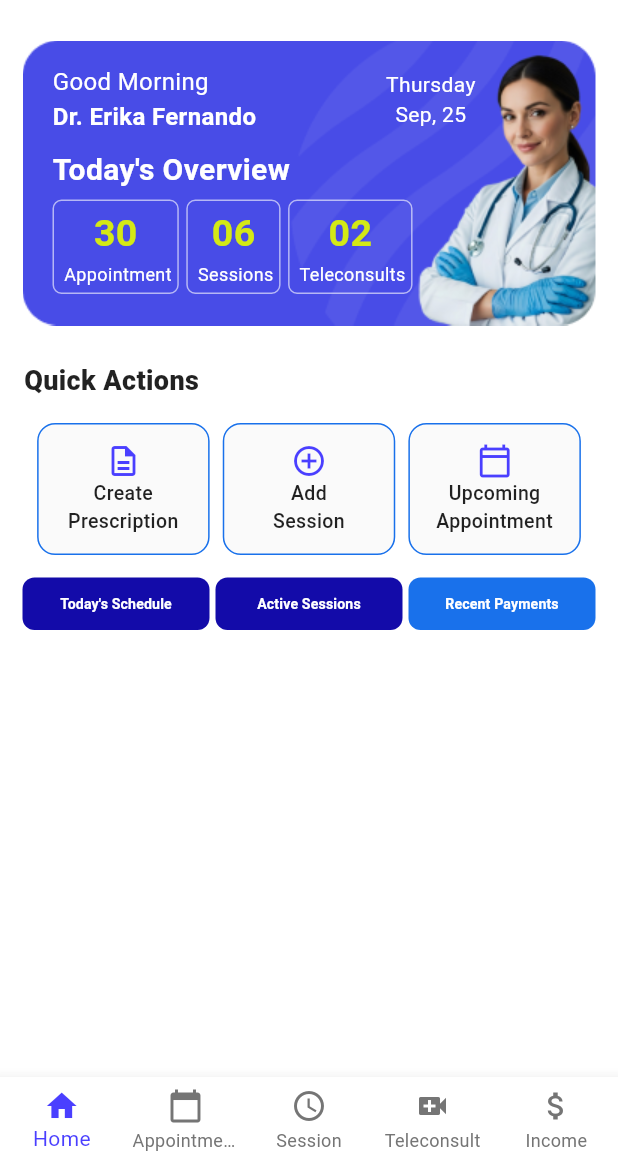
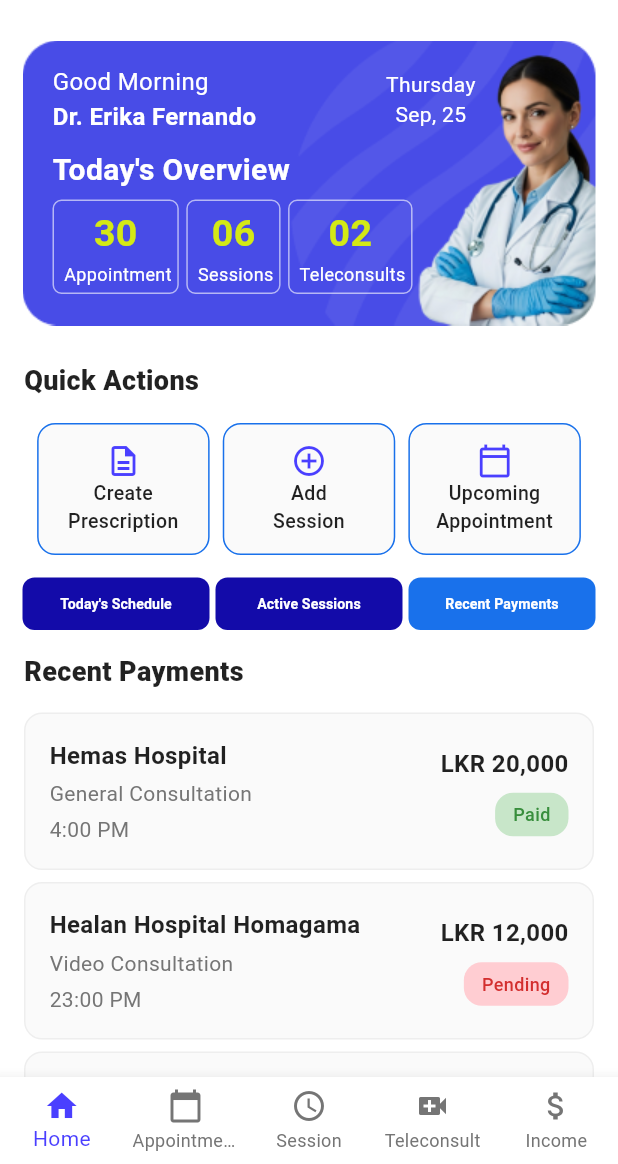
Before and after one commit to eChanneling-Revamp/Doctor-App, a Flutter app: the HomeScreen screen opened directly, after a tap on "Active Sessions", after a tap on "Recent Payments", on a phone screen of 412 x 824 dp, the part 72-1236 px from its top. Run offline on Flutter 3.47's test engine with Material 3 defaults, Android fonts, the phone set to English and light mode, and no system bars.

Commit message:
Add recent payments section to home screen
Introduced a new PaymentItem widget and integrated a 'Recent Payments' section into the home screen, conditionally displaying recent payment entries with status indicators.

```diff
--- a/doctorapp/lib/screens/home_screen.dart
+++ b/doctorapp/lib/screens/home_screen.dart
@@ -4,6 +4,7 @@ import '../widgets/home_widgets/appbar_widgets.dart';
 import '../widgets/home_widgets/doctor_overview_widgets.dart';
 import '../widgets/home_widgets/navigation_bar_widgets.dart';
 import '../widgets/home_widgets/patient_appointment_widgets.dart';
+import '../widgets/home_widgets/payment_widgets.dart';
 import '../widgets/home_widgets/quick_actions_widgets.dart';
 import '../widgets/home_widgets/schedule_buttons_widgets.dart';
 
@@ -146,6 +147,44 @@ class _HomeScreenState extends State<HomeScreen> {
                 iconColor: Colors.green,
               ),
             ],
+
+            // Recent Payments - conditionally shown
+            if (_showRecentPayments) ...[
+              const Padding(
+                padding: EdgeInsets.symmetric(horizontal: 16),
+                child: Text(
+                  "Recent Payments",
+                  style: TextStyle(
+                    fontSize: 18,
+                    fontWeight: FontWeight.w800,
+                    color: Colors.black87,
+                  ),
+                ),
+              ),
+              const SizedBox(height: 10),
+              const PaymentItem(
+                hospitalName: 'Hemas Hospital',
+                consultationType: 'General Consultation',
+                time: '4:00 PM',
+                amount: 'LKR 20,000',
+                isPaid: true,
+              ),
+              const PaymentItem(
+                hospitalName: 'Healan Hospital Homagama',
+                consultationType: 'Video Consultation',
+                time: '23:00 PM',
+                amount: 'LKR 12,000',
+                isPaid: false,
+              ),
+              const PaymentItem(
+                hospitalName: 'Ninewells Hospital',
+                consultationType: 'General Consultation',
+                time: '10:00 AM',
+                amount: 'LKR 60,000',
+                isPaid: true,
+              ),
+            ],
+
             const SizedBox(height: 80), // Space for bottom navigation
           ],
         ),
--- /dev/null
+++ b/doctorapp/lib/widgets/home_widgets/payment_widgets.dart
@@ -0,0 +1,94 @@
+import 'package:flutter/material.dart';
+
+class PaymentItem extends StatelessWidget {
+  final String hospitalName;
+  final String consultationType;
+  final String time;
+  final String amount;
+  final bool isPaid;
+
+  const PaymentItem({
+    super.key,
+    required this.hospitalName,
+    required this.consultationType,
+    required this.time,
+    required this.amount,
+    required this.isPaid,
+  });
+
+  @override
+  Widget build(BuildContext context) {
+    return Container(
+      margin: const EdgeInsets.symmetric(horizontal: 16, vertical: 4),
+      padding: const EdgeInsets.all(16),
+      decoration: BoxDecoration(
+        color: Colors.grey.shade50,
+        borderRadius: BorderRadius.circular(12),
+        border: Border.all(color: Colors.grey.shade200),
+      ),
+      child: Row(
+        children: [
+          // Left side - Hospital info
+          Expanded(
+            child: Column(
+              crossAxisAlignment: CrossAxisAlignment.start,
+              children: [
+                Text(
+                  hospitalName,
+                  style: const TextStyle(
+                    fontSize: 16,
+                    fontWeight: FontWeight.w600,
+                    color: Colors.black87,
+                  ),
+                ),
+                const SizedBox(height: 4),
+                Text(
+                  consultationType,
+                  style: TextStyle(fontSize: 14, color: Colors.grey.shade600),
+                ),
+                const SizedBox(height: 4),
+                Text(
+                  time,
+                  style: TextStyle(fontSize: 14, color: Colors.grey.shade600),
+                ),
+              ],
+            ),
+          ),
+          // Right side - Amount and status
+          Column(
+            crossAxisAlignment: CrossAxisAlignment.end,
+            children: [
+              Text(
+                amount,
+                style: const TextStyle(
+                  fontSize: 16,
+                  fontWeight: FontWeight.w600,
+                  color: Colors.black87,
+                ),
+              ),
+              const SizedBox(height: 8),
+              Container(
+                padding: const EdgeInsets.symmetric(
+                  horizontal: 12,
+                  vertical: 6,
+                ),
+                decoration: BoxDecoration(
+                  color: isPaid ? Colors.green.shade100 : Colors.red.shade100,
+                  borderRadius: BorderRadius.circular(12),
+                ),
+                child: Text(
+                  isPaid ? 'Paid' : 'Pending',
+                  style: TextStyle(
+                    fontSize: 12,
+                    fontWeight: FontWeight.w500,
+                    color: isPaid ? Colors.green.shade700 : Colors.red.shade700,
+                  ),
+                ),
+              ),
+            ],
+          ),
+        ],
+      ),
+    );
+  }
+}
```
